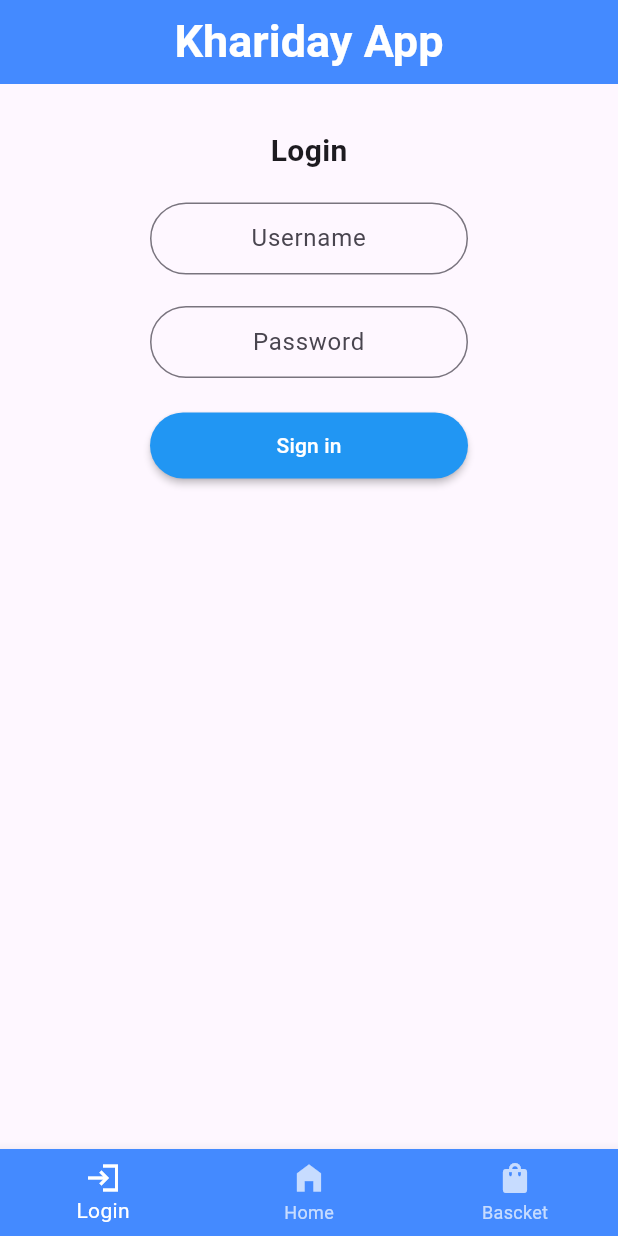
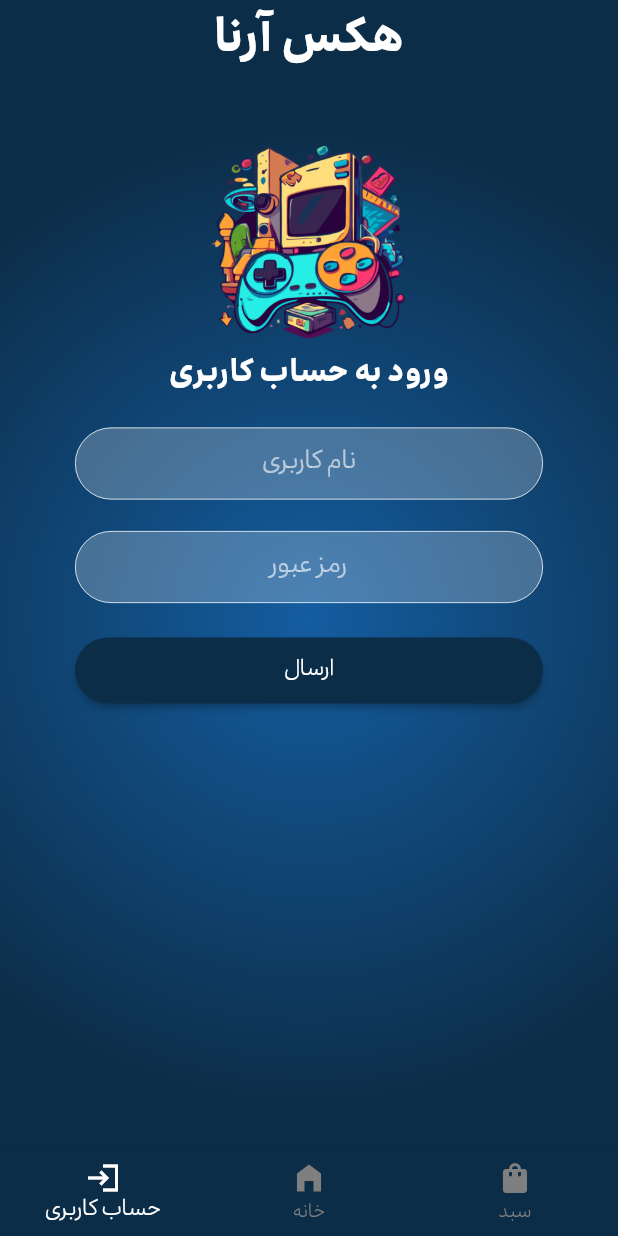
Before and after one commit to Alyas-land/Mobile-App, a Flutter app: the screen it shows after launch, on a phone screen of 412 x 824 dp. Run offline on Flutter 3.47's test engine with Material 3 defaults, Android fonts, the phone set to English and light mode, and no system bars.

Commit message:
Work for better ui login

```diff
--- a/lib/main.dart
+++ b/lib/main.dart
@@ -30,9 +30,25 @@ class _MyShopState extends State<MyShop> {
   @override
   Widget build(BuildContext context) {
     return MaterialApp(
-      home: Scaffold(
+
+      theme: ThemeData(
+        fontFamily: "Irancell"
+      ),
+      home: Container(
+        decoration: BoxDecoration(
+          gradient: RadialGradient(
+            center: Alignment(0, 0), // near the top right
+            radius: 0.8,
+            colors: <Color>[
+              Color(0xFF145DA0), //  sun
+              Color(0xFF0C2D48), //  sky
+            ],
+            )
+        ),
+        child: Scaffold(
+          backgroundColor: Colors.transparent,
           appBar: AppBar(title: Center
-          (child: Text("Khariday App",
+            (child: Text("هکس آرنا",
           style: TextStyle(
             color: Colors.white,
             fontSize: 30,
@@ -40,7 +56,7 @@ class _MyShopState extends State<MyShop> {
           ),
           ),
           ),
-          backgroundColor: Colors.blueAccent,
+            backgroundColor: Color(0xFF0C2D48),
           ),
 
           body: Container(
@@ -49,61 +65,124 @@ class _MyShopState extends State<MyShop> {
               children: [
                 Container(
                   margin: EdgeInsets.fromLTRB(0, 30, 0, 10),
-                child: Center(
-                    child: Text("Login",
+                  child: Column(
+                    children: [
+                      Image(image: AssetImage('assets/img/game-vector.png'),
+                      width: 300,
+                        height: 150,
+                      ),
+
+                      Center(
+                        child: Text("ورود به حساب کاربری",
                         style: TextStyle(
                           fontSize: 20,
-                      fontWeight: FontWeight.bold
-                    ),)),
+                          fontWeight: FontWeight.bold,
+                          color: Color(0xFFFFFFFF),
+                        ),
+                        ),
+                      ),
+                    ]
+                  ),
                 ),
                 Container(
-                margin: EdgeInsets.fromLTRB(100, 10, 100, 1),
+                  margin: EdgeInsets.fromLTRB(50, 10, 50, 1),
                   child: TextField(
+
                     textAlign: TextAlign.center,
                     controller: username,
                     decoration: InputDecoration(
                       errorText: errorUsername,
-                    hintText: "Username",
+                      hintText: "نام کاربری",
+                        hintStyle: TextStyle(
+                          color: Color(0x9EFFFFFF),
+                          fontSize: 16,
+                          fontWeight: FontWeight.w400
+                        ),
                       contentPadding: EdgeInsets.fromLTRB(20, 1, 20, 1),
-                    border: OutlineInputBorder(borderRadius: BorderRadius.all(Radius.circular((50))))
+                      border: OutlineInputBorder(borderRadius: BorderRadius.all(Radius.circular(50)),
+                      borderSide: BorderSide(color: Color(0xFFFFFFFF), width: 2.0
+                      ),
+                      ),
+                      enabledBorder: OutlineInputBorder(
+                        borderRadius: BorderRadius.all(Radius.circular(50)),
+                        borderSide: BorderSide(
+                          color: Color(0xFFFFFFFF),
+                          width: 0.5,
+                        ),
+                      ),
+                      focusedBorder: OutlineInputBorder(
+                        borderRadius: BorderRadius.all(Radius.circular(50)),
+                        borderSide: BorderSide(
+                          color: Color(0x9E0084FF),
+                          width: 1.5,
+                        ),
+                      ),
+                      fillColor: Color(0x3BFFFFFF),
+                      filled: true,
+
                     ),
                   ),
                 ),
                 Container(
-                margin: EdgeInsets.fromLTRB(100, 20, 100, 1),
+                  margin: EdgeInsets.fromLTRB(50, 20, 50, 1),
                   child: TextField(
                     textAlign: TextAlign.center,
                     controller: password,
                     obscureText: true,
                     decoration: InputDecoration(
-                      hintText: "Password",
+                        hintText: "رمز عبور",
+                        hintStyle: TextStyle(
+                          color: Color(0x9EFFFFFF),
+                          fontSize: 16,
+                          fontWeight: FontWeight.w400
+                        ),
+
                         errorText: errorPassword,
                       contentPadding: EdgeInsets.fromLTRB(20, 1, 20, 1),
-                      border: OutlineInputBorder(borderRadius: BorderRadius.all(Radius.circular((50))))
+                      border: OutlineInputBorder(borderRadius: BorderRadius.all(Radius.circular(50)),
+                        borderSide: BorderSide(color: Color(0xFFFFFFFF), width: 2.0
+                        ),
+                      ),
+                      enabledBorder: OutlineInputBorder(
+                        borderRadius: BorderRadius.all(Radius.circular(50)),
+                        borderSide: BorderSide(
+                          color: Color(0xFFFFFFFF),
+                          width: 0.5,
+                        ),
+                      ),
+                      focusedBorder: OutlineInputBorder(
+                        borderRadius: BorderRadius.all(Radius.circular(50)),
+                        borderSide: BorderSide(
+                          color: Color(0x9E0084FF),
+                          width: 1.5,
+                        ),
+                      ),
+                      fillColor: Color(0x3BFFFFFF),
+                      filled: true,
                     ),
                   ),
                 ),
                 Container(
-                margin: EdgeInsets.fromLTRB(100, 20, 100, 1),
+                  margin: EdgeInsets.fromLTRB(50, 20, 50, 1),
                   child: MaterialButton(
                       padding: EdgeInsets.fromLTRB(20, 12, 20, 12),
                       shape: RoundedRectangleBorder(
                         borderRadius: BorderRadius.all(Radius.circular(50))
                       ),
-                    color: Colors.blue,
-                    child: Text("Sign in",
+                      color: Color(0xFF0C2D48),
+                      child: Text("ارسال",
                       style: TextStyle(color: Colors.white),),
 
                       onPressed: (){
                         setState(() {
                           errorUsername = null;
                           if (username.text.length < 3){
-                          errorUsername = "Username Format invalidli";
+                            errorUsername = "فرمت نام کاربری درست نمی باشد";
                           }
 
                           errorPassword = null;
                           if (password.text.length < 4){
-                          errorPassword = "Password must bigger than 4 charackter";
+                            errorPassword = "رمز عبور باید بیشتر از 4 کاراکتر باشد.";
                           }
 
                           else if (username.text == "admin" && password.text == "12345"){
@@ -134,13 +213,13 @@ class _MyShopState extends State<MyShop> {
             ),
           ),
             bottomNavigationBar: BottomNavigationBar(
-            backgroundColor: Colors.blueAccent,
+              backgroundColor: Color(0xFF0C2D48),
               selectedItemColor: Colors.white,
-            unselectedItemColor: Colors.white70,
+              unselectedItemColor: Color(0xFF7F7F7F),
               items:[
-              BottomNavigationBarItem(icon: Icon(Icons.login_sharp,), label: "Login"),
-              BottomNavigationBarItem(icon: Icon(Icons.home_filled,), label: "Home"),
-              BottomNavigationBarItem(icon: Icon(Icons.shopping_bag,), label: "Bascket"),
+                BottomNavigationBarItem(icon: Icon(Icons.login_sharp,), label: "حساب کاربری"),
+                BottomNavigationBarItem(icon: Icon(Icons.home_filled,), label: "خانه"),
+                BottomNavigationBarItem(icon: Icon(Icons.shopping_bag,), label: "سبد"),
                 // BottomNavigationBarItem(icon: Icon(Icons.account_balance), label: "Acount"),
 
               ],
@@ -148,6 +227,7 @@ class _MyShopState extends State<MyShop> {
               onTap: action,
             ),
         ),
+      ),
     );
   }
 }
```
Also changed, not shown: pubspec.yaml (+16 -3 lines), assets/font/MTNIrancell-Bold.ttf (added), assets/font/MTNIrancell-ExtraLight.ttf (added), assets/font/MTNIrancell-Light.ttf (added), assets/img/game-vector.png (added). Lines whose indentation alone changed are shown as unchanged.
